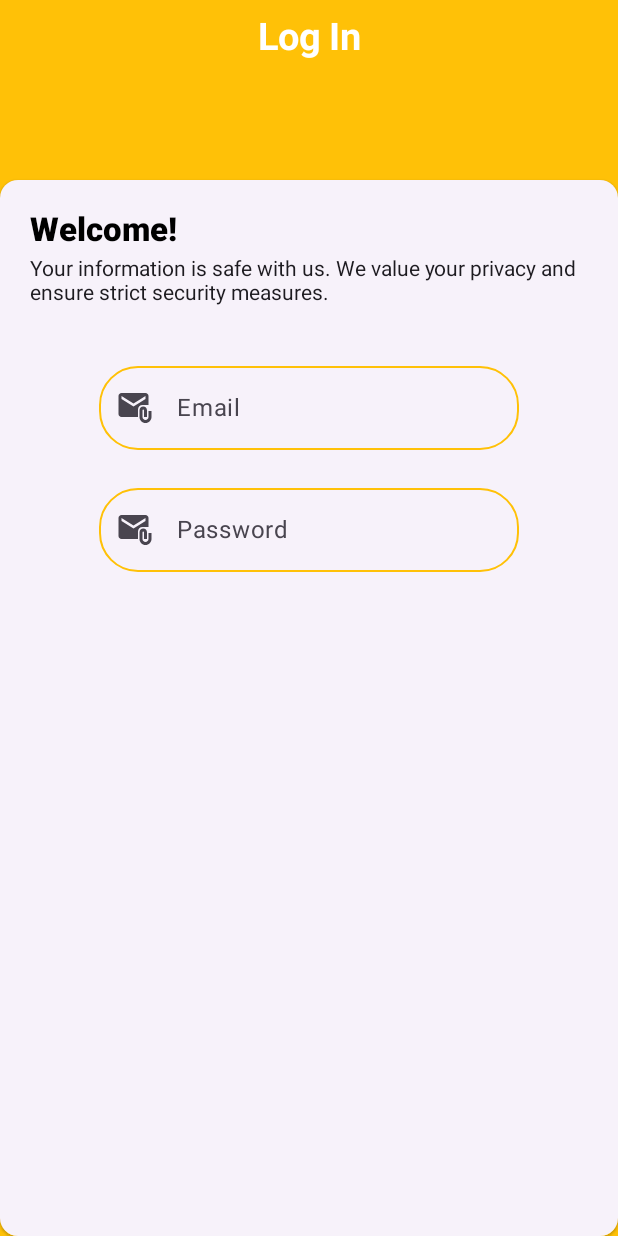
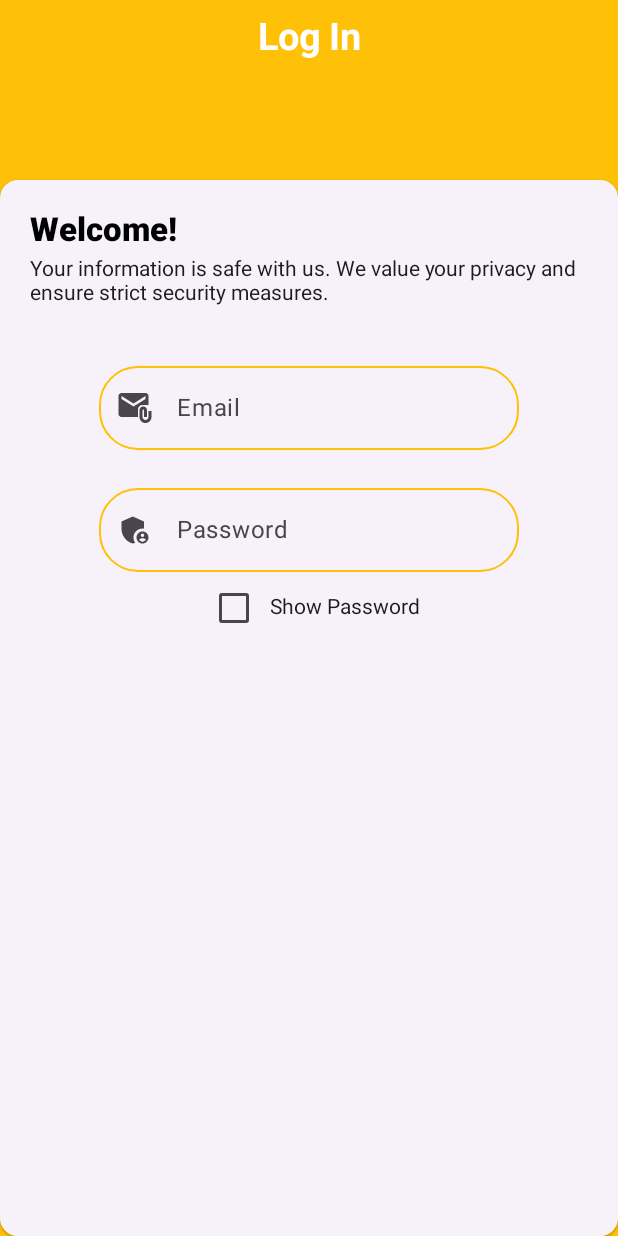
Before and after one commit to WahajSajid/Foodly, an Android app built with Jetpack Compose: the @Preview function Preview, on a phone screen of 412 x 824 dp. Run offline under Robolectric (Android 15) with nearby library versions, the phone set to English and light mode, and no system bars; our stand-ins replace accompanist.

Commit message:
Working on LoginScreen.kt

```diff
--- a/app/src/main/java/com/example/foodly/LoginScreen.kt
+++ b/app/src/main/java/com/example/foodly/LoginScreen.kt
@@ -5,6 +5,7 @@ package com.example.foodly
 import android.media.Image
 import androidx.compose.foundation.background
 import androidx.compose.foundation.border
+import androidx.compose.foundation.clickable
 import androidx.compose.foundation.layout.Arrangement
 import androidx.compose.foundation.layout.Box
 import androidx.compose.foundation.layout.Column
@@ -16,6 +17,8 @@ import androidx.compose.foundation.layout.fillMaxWidth
 import androidx.compose.foundation.layout.padding
 import androidx.compose.foundation.layout.statusBars
 import androidx.compose.foundation.shape.RoundedCornerShape
+import androidx.compose.material3.Checkbox
+import androidx.compose.material3.CheckboxDefaults
 import androidx.compose.material3.ElevatedCard
 import androidx.compose.material3.Icon
 import androidx.compose.material3.Text
@@ -37,6 +40,8 @@ import androidx.compose.ui.res.painterResource
 import androidx.compose.ui.text.TextStyle
 import androidx.compose.ui.text.font.Font
 import androidx.compose.ui.text.font.FontWeight
+import androidx.compose.ui.text.input.PasswordVisualTransformation
+import androidx.compose.ui.text.input.VisualTransformation
 import androidx.compose.ui.tooling.preview.Preview
 import androidx.compose.ui.unit.dp
 import androidx.compose.ui.unit.sp
@@ -96,7 +101,7 @@ fun LogInScreen(stateViewModel: StateViewModel = StateViewModel()) {
                     TextInputField(
                         stateViewModel = stateViewModel,
                         purpose = "email",
-                        icon = painterResource(R.drawable.baseline_attach_email_24),
+                        leadingIcon = painterResource(R.drawable.baseline_attach_email_24),
                         placeHolder = "Email",
                         modifier = Modifier
                             .padding(top = 5.dp)
@@ -110,17 +115,23 @@ fun LogInScreen(stateViewModel: StateViewModel = StateViewModel()) {
                     TextInputField(
                         stateViewModel = stateViewModel,
                         purpose = "password",
-                        icon = painterResource(R.drawable.baseline_attach_email_24),
+                        leadingIcon = painterResource(R.drawable.baseline_admin_panel_settings_24),
                         placeHolder = "Password",
                         modifier = Modifier
+                            .clickable {}
                             .padding(top = 25.dp)
                             .focusRequester(stateViewModel.focusRequester1.Default)
                             .border(
                                 width = 1.dp,
                                 color = Color(appThemeColor1.toArgb()),
                                 shape = RoundedCornerShape(26.dp)
-                            )
+                            ),
+                        visualTransformation = PasswordVisualTransformation()
                     )
+                    Row {
+                        Checkbox(checked = stateViewModel.showPasswordLogin.value, onCheckedChange = {stateViewModel.showPasswordLogin.value = !stateViewModel.showPasswordLogin.value}, colors = CheckboxDefaults.colors(checkedColor = appThemeColor1))
+                        Text(text = "Show Password", modifier = Modifier.padding(top = 15.dp))
+                    }
                 }
             }
         }
--- a/app/src/main/java/com/example/foodly/StateViewModel.kt
+++ b/app/src/main/java/com/example/foodly/StateViewModel.kt
@@ -13,6 +13,9 @@ class StateViewModel:ViewModel() {
     private val _password = mutableStateOf("")
     var password = _password
 
+    private val _showPasswordLogin = mutableStateOf(false)
+    var showPasswordLogin = _showPasswordLogin
+
     //Register Screen
     private val _name = mutableStateOf("")
     var name = _name
--- a/app/src/main/java/com/example/foodly/TextInputField.kt
+++ b/app/src/main/java/com/example/foodly/TextInputField.kt
@@ -14,6 +14,8 @@ import androidx.compose.ui.graphics.Color
 import androidx.compose.ui.graphics.painter.Painter
 import androidx.compose.ui.res.painterResource
 import androidx.compose.ui.text.input.ImeAction
+import androidx.compose.ui.text.input.PasswordVisualTransformation
+import androidx.compose.ui.text.input.VisualTransformation
 import androidx.compose.ui.tooling.preview.Preview
 import androidx.lifecycle.viewmodel.compose.viewModel
 
@@ -21,16 +23,16 @@ import androidx.lifecycle.viewmodel.compose.viewModel
 fun TextInputField(
     stateViewModel: StateViewModel = viewModel(),
     purpose: String = "",
-    icon: Painter,
+    leadingIcon: Painter,
     placeHolder: String = "",
     modifier: Modifier = Modifier,
-    state:String = ""
+    visualTransformation: VisualTransformation = VisualTransformation.None
 ) {
     when(purpose){"name" -> stateViewModel.name.value "email" -> stateViewModel.email.value "password" ->stateViewModel.password.value else -> null}?.let {
         TextField(
         value = it,
         onValueChange = { when(purpose) {"name" -> stateViewModel.name.value = it "email" ->stateViewModel.email.value = it "password" ->stateViewModel.password.value = it} },
-        leadingIcon = { Icon(painter = icon, contentDescription = "leading icon") },
+        leadingIcon = { Icon(painter = leadingIcon, contentDescription = "leading icon") },
         colors = TextFieldDefaults.colors(
             unfocusedContainerColor = Color.Transparent,
             focusedContainerColor = Color.Transparent,
@@ -39,6 +41,7 @@ fun TextInputField(
             disabledIndicatorColor = Color.Transparent,
         ),
         modifier = modifier,
+            visualTransformation = if (stateViewModel.showPasswordLogin.value) VisualTransformation.None else PasswordVisualTransformation(),
         placeholder = { Text(text = placeHolder) },
         keyboardOptions = if (purpose == "name" || purpose == "email") KeyboardOptions.Default.copy(
             imeAction = ImeAction.Next
@@ -59,5 +62,5 @@ fun TextInputField(
 @Preview(name = "Input Text Field")
 @Composable
 private fun InputFieldPreview() {
-    TextInputField(icon = painterResource(R.drawable.baseline_attach_email_24))
+    TextInputField(leadingIcon = painterResource(R.drawable.baseline_attach_email_24))
 }
--- /dev/null
+++ b/app/src/main/res/drawable/baseline_admin_panel_settings_24.xml
@@ -0,0 +1,7 @@
+<vector xmlns:android="http://schemas.android.com/apk/res/android" android:height="24dp" android:tint="#FF5722" android:viewportHeight="24" android:viewportWidth="24" android:width="24dp">
+
+    <path android:fillColor="#FF5722" android:pathData="M17,11c0.34,0 0.67,0.04 1,0.09V6.27L10.5,3L3,6.27v4.91c0,4.54 3.2,8.79 7.5,9.82c0.55,-0.13 1.08,-0.32 1.6,-0.55C11.41,19.47 11,18.28 11,17C11,13.69 13.69,11 17,11z"/>
+
+    <path android:fillColor="#FF5722" android:pathData="M17,13c-2.21,0 -4,1.79 -4,4c0,2.21 1.79,4 4,4s4,-1.79 4,-4C21,14.79 19.21,13 17,13zM17,14.38c0.62,0 1.12,0.51 1.12,1.12s-0.51,1.12 -1.12,1.12s-1.12,-0.51 -1.12,-1.12S16.38,14.38 17,14.38zM17,19.75c-0.93,0 -1.74,-0.46 -2.24,-1.17c0.05,-0.72 1.51,-1.08 2.24,-1.08s2.19,0.36 2.24,1.08C18.74,19.29 17.93,19.75 17,19.75z"/>
+
+</vector>
--- a/app/src/main/res/drawable/baseline_attach_email_24.xml
+++ b/app/src/main/res/drawable/baseline_attach_email_24.xml
@@ -1,7 +1,7 @@
 <vector xmlns:android="http://schemas.android.com/apk/res/android" android:height="24dp" android:tint="#FF5722" android:viewportHeight="24" android:viewportWidth="24" android:width="24dp">
 
-    <path android:fillColor="@android:color/white" android:pathData="M21,10V4c0,-1.1 -0.9,-2 -2,-2H3C1.9,2 1.01,2.9 1.01,4L1,16c0,1.1 0.9,2 2,2h11v-5c0,-1.66 1.34,-3 3,-3H21zM11,11L3,6V4l8,5l8,-5v2L11,11z"/>
+    <path android:fillColor="#FF5722" android:pathData="M21,10V4c0,-1.1 -0.9,-2 -2,-2H3C1.9,2 1.01,2.9 1.01,4L1,16c0,1.1 0.9,2 2,2h11v-5c0,-1.66 1.34,-3 3,-3H21zM11,11L3,6V4l8,5l8,-5v2L11,11z"/>
 
-    <path android:fillColor="@android:color/white" android:pathData="M21,14v4c0,1.1 -0.9,2 -2,2s-2,-0.9 -2,-2v-4.5c0,-0.28 0.22,-0.5 0.5,-0.5s0.5,0.22 0.5,0.5V18h2v-4.5c0,-1.38 -1.12,-2.5 -2.5,-2.5S15,12.12 15,13.5V18c0,2.21 1.79,4 4,4s4,-1.79 4,-4v-4H21z"/>
+    <path android:fillColor="#FF5722" android:pathData="M21,14v4c0,1.1 -0.9,2 -2,2s-2,-0.9 -2,-2v-4.5c0,-0.28 0.22,-0.5 0.5,-0.5s0.5,0.22 0.5,0.5V18h2v-4.5c0,-1.38 -1.12,-2.5 -2.5,-2.5S15,12.12 15,13.5V18c0,2.21 1.79,4 4,4s4,-1.79 4,-4v-4H21z"/>
 
 </vector>
```
